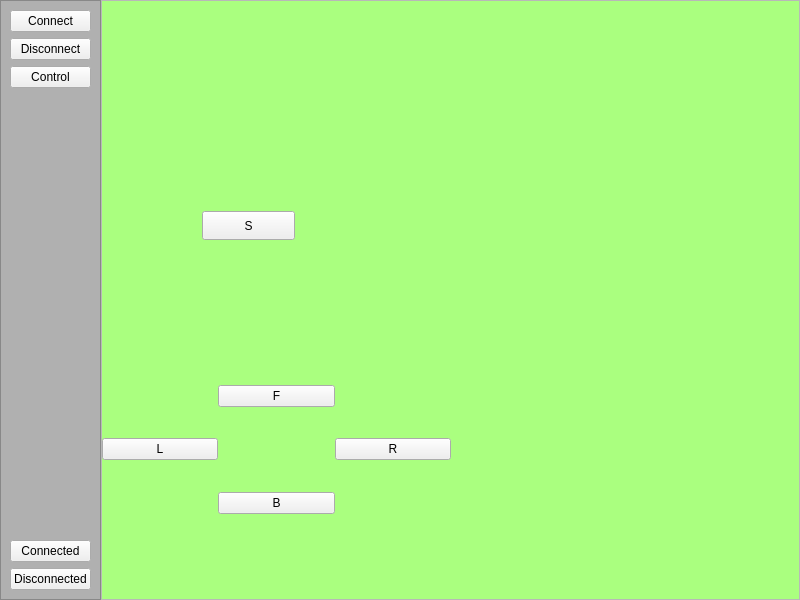
This is bt_car_controller_with_qt/mainwindow.ui in akifs52/Bluetooth-controller-car-with-arduino as Qt 5 draws it before an edit. The edited form follows.
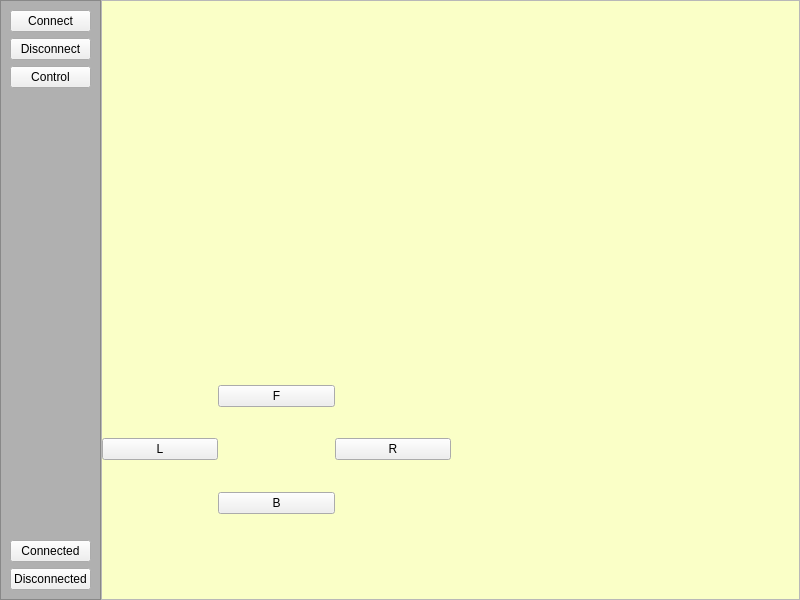
This is the edited form.

Commit message: Qt C++ interface

Diff of the .ui file:
```diff
--- a/bt_car_controller_with_qt/mainwindow.ui
+++ b/bt_car_controller_with_qt/mainwindow.ui
@@ -139,7 +139,8 @@
           <string notr="true">QStackedWidget
 {
 	
-	background-color: rgb(170, 255, 127);
+	
+	background-color: rgb(250, 255, 199);
 }</string>
          </property>
          <property name="currentIndex">
@@ -182,19 +183,23 @@
               </property>
               <item>
                <widget class="QWidget" name="widget_3" native="true">
-                <widget class="QPushButton" name="stopButton">
-                 <property name="geometry">
-                  <rect>
-                   <x>100</x>
-                   <y>210</y>
-                   <width>93</width>
-                   <height>29</height>
-                  </rect>
+                <layout class="QVBoxLayout" name="verticalLayout_6">
+                 <property name="spacing">
+                  <number>0</number>
                  </property>
-                 <property name="text">
-                  <string>S</string>
+                 <property name="leftMargin">
+                  <number>0</number>
                  </property>
-                </widget>
+                 <property name="topMargin">
+                  <number>0</number>
+                 </property>
+                 <property name="rightMargin">
+                  <number>0</number>
+                 </property>
+                 <property name="bottomMargin">
+                  <number>0</number>
+                 </property>
+                </layout>
                </widget>
               </item>
               <item>
```
The commit also changes 6 other files.
